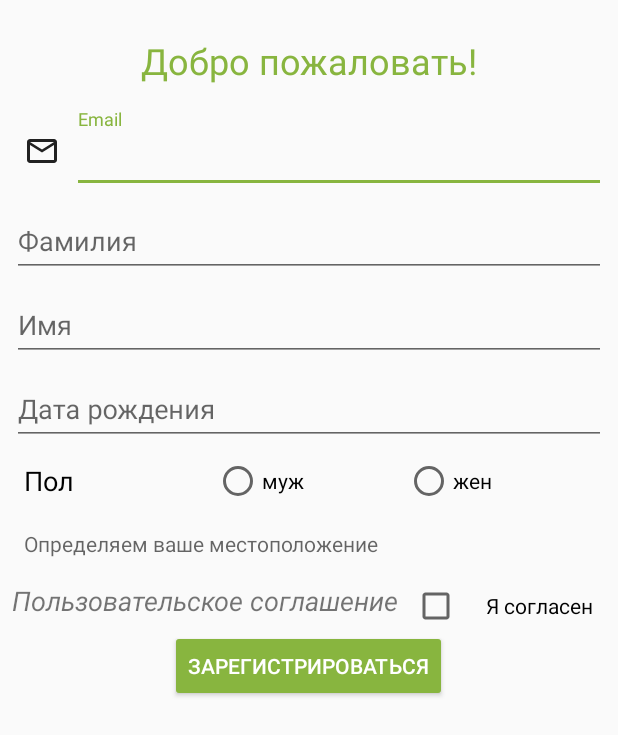
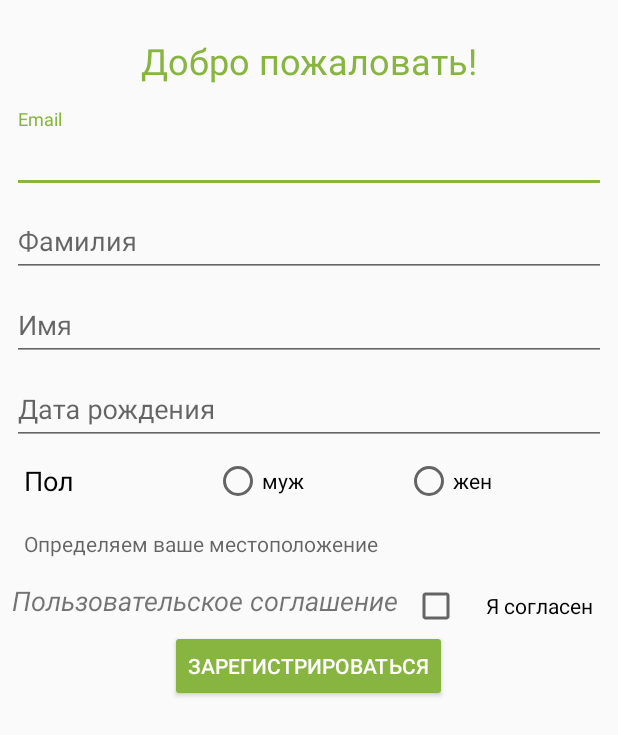
Before and after one commit to vldrshv/prilogulka, an Android app: the UserInfoActivity screen opened directly, with no data from a screen before it, on a phone screen of 412 x 824 dp. Shown: the top 735 px of the screen. Run offline under Robolectric (Android 15) with nearby library versions, the phone set to English and light mode, and no system bars.

Commit message:
text fields validation

```diff
--- a/prilogulka/app/src/main/java/com/example/prilogulka/data/service/GiftCardService.kt
+++ b/prilogulka/app/src/main/java/com/example/prilogulka/data/service/GiftCardService.kt
@@ -24,8 +24,8 @@ interface GiftCardService {
     fun getBoughtGiftCards(@Query("user_id") userId: Int) : Call<List<UserGiftCard>>
 
     @PATCH ("/api/v1/users_gift_cards/{id}")
-//    fun makeCardUsed(@Body giftCard: UserGiftCard,
-    fun makeCardUsed(@Body body: String,
+    fun makeCardUsed(@Body giftCard: UserGiftCard,
+//    fun makeCardUsed(@Body body: String,
                      @Path("id") id: Int)
     : Call<UserGiftCard>
 
--- a/prilogulka/app/src/main/java/com/example/prilogulka/menu/ActivatedCardActivity.java
+++ b/prilogulka/app/src/main/java/com/example/prilogulka/menu/ActivatedCardActivity.java
@@ -136,8 +136,8 @@ public class ActivatedCardActivity extends AppCompatActivity implements Button.O
                 giftCard.getCard().setActivated(true);
                 Log.i(CLASS_TAG, "make used : " + giftCard.toString());
                 try {
-//                    service.makeCardUsed(giftCard, giftCard.getCard().getCardId()).execute();
-                    service.makeCardUsed("{\"is_activated\": true}", giftCard.getCard().getCardId()).execute();
+                    service.makeCardUsed(giftCard, giftCard.getCard().getCardId()).execute();
+//                    service.makeCardUsed("{\"is_activated\": true}", giftCard.getCard().getCardId()).execute();
                 } catch (IOException e) {
                     e.printStackTrace();
                 }
--- a/prilogulka/app/src/main/res/layout/activity_user_info.xml
+++ b/prilogulka/app/src/main/res/layout/activity_user_info.xml
@@ -5,7 +5,8 @@
     android:layout_width="match_parent"
     android:layout_height="match_parent"
     tools:context=".login_signin.UserInfoActivity"
-    android:orientation="vertical">
+    android:orientation="vertical"
+    xmlns:app="http://schemas.android.com/apk/res-auto">
 
     <LinearLayout
         android:layout_width="match_parent"
@@ -24,14 +25,25 @@
             android:textColor="@color/colorPrimaryDark"
             android:textSize="24sp" />
 
-        <!-- 1 stage -->
-        <include
-            layout="@layout/email_input"
+        <android.support.design.widget.TextInputLayout
+            android:id="@+id/email_text_input_layout"
             android:layout_width="match_parent"
             android:layout_height="wrap_content"
-            android:layout_alignParentBottom="false"
-            android:layout_centerHorizontal="false"
-            android:visibility="visible" />
+            android:layout_gravity="center">
+
+            <EditText
+                android:id="@+id/email"
+                android:layout_width="match_parent"
+                android:layout_height="wrap_content"
+                android:hint="Email"
+                android:imeActionId="6"
+                android:inputType="textEmailAddress"
+                android:digits="abcdefghijklmnopqrstuvwxyzABCDEFGHIJKLMNOPQRSTUVWXYZ@1234567890."
+                android:maxLines="1"
+                android:singleLine="true"
+                android:textColorLink="#FF88B53F"
+                android:textSize="18sp" />
+        </android.support.design.widget.TextInputLayout>
 
         <android.support.design.widget.TextInputLayout
             android:id="@+id/surname_text_input_layout"
@@ -48,6 +60,7 @@
                 android:imeActionLabel="@string/action_sign_in_short"
                 android:imeOptions="actionUnspecified"
                 android:inputType="text|textCapSentences"
+                android:digits="АБВГДЕЁЖЗИЙКЛМНОПРСТУФХЦЧШЩЬЫЪЭЮЯабвгдеёжзийклмнопрстуфхцчшщъыьэюя-"
                 android:maxLines="1"
                 android:singleLine="true"
                 android:textColorLink="#FF88B53F" />
@@ -68,6 +81,7 @@
                 android:imeActionLabel="@string/action_sign_in_short"
                 android:imeOptions="actionUnspecified"
                 android:inputType="text|textCapSentences"
+                android:digits="АБВГДЕЁЖЗИЙКЛМНОПРСТУФХЦЧШЩЬЫЪЭЮЯабвгдеёжзийклмнопрстуфхцчшщъыьэюя-"
                 android:maxLines="1"
                 android:singleLine="true"
                 android:textColorLink="#FF88B53F"/>
--- a/prilogulka/app/src/main/res/layout/email_input.xml
+++ /dev/null
@@ -1,34 +0,0 @@
-<?xml version="1.0" encoding="utf-8"?>
-<LinearLayout
-    xmlns:android="http://schemas.android.com/apk/res/android"
-
-    android:layout_width="match_parent"
-    android:layout_height="wrap_content"
-    android:orientation="horizontal"
-    android:layout_margin="8dp">
-
-    <ImageView
-        android:id="@+id/emailImage"
-        android:layout_width="wrap_content"
-        android:layout_height="wrap_content"
-        android:layout_gravity="center"
-        android:padding="8dp"
-        android:src="@drawable/outline_email_24" />
-
-    <android.support.design.widget.TextInputLayout
-        android:id="@+id/email_text_input_layout"
-        android:layout_width="match_parent"
-        android:layout_height="wrap_content">
-
-        <EditText
-            android:id="@+id/email"
-            android:layout_width="match_parent"
-            android:layout_height="wrap_content"
-            android:hint="@string/prompt_email"
-            android:inputType="textEmailAddress"
-            android:maxLines="1"
-            android:singleLine="true"
-            android:textColorLink="#FF88B53F"/>
-
-    </android.support.design.widget.TextInputLayout>
-</LinearLayout>
```
Also changed, not shown: prilogulka/app/src/main/java/com/example/prilogulka/data/Time.java (+39 -0 lines), prilogulka/app/src/main/java/com/example/prilogulka/data/android/interraction/DatePicker.java (+11 -0 lines), prilogulka/app/src/main/java/com/example/prilogulka/login_signin/UserInfoActivity.java (+16 -7 lines), prilogulka/app/src/main/res/layout/activity_main.xml (+22 -9 lines).
